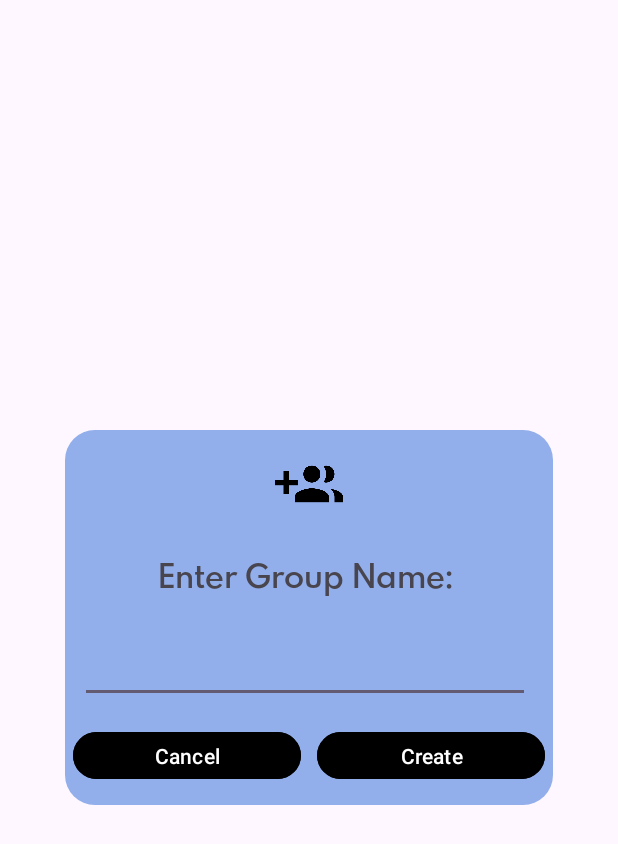
After one commit to safa-jsk/Kotha-Ko, an Android app: the layout layout_create_group.xml on its own in the app's theme, with its tools: preview values and no code run, on a phone screen of 412 x 824 dp. The commit adds this screen. Shown: the top 844 px of the screen. Run offline under Robolectric (Android 15) with nearby library versions, the phone set to English and light mode, and no system bars.

Commit message:
Group chat creation added and successfully stored in Firebase Realtime Database

```diff
--- a/app/src/main/java/com/triad/kothako/chat_box.java
+++ b/app/src/main/java/com/triad/kothako/chat_box.java
@@ -89,8 +89,8 @@ public class chat_box extends AppCompatActivity {
                 .into(profile);
 
         // Set up Firebase references for chat
-        sender_box = sender_UID + receiver_UID;
-        receiver_box = receiver_UID + sender_UID;
+        sender_box = sender_UID + "_" + receiver_UID;
+        receiver_box = receiver_UID + "_" + sender_UID;
 
         reference = database.getReference().child("user").child(Objects.requireNonNull(firebaseAuth.getUid()));
         sender_reference = database.getReference().child("chat").child(sender_box).child("messages");
--- /dev/null
+++ b/app/src/main/res/layout/layout_create_group.xml
@@ -0,0 +1,75 @@
+<?xml version="1.0" encoding="utf-8"?>
+<LinearLayout
+    xmlns:android="http://schemas.android.com/apk/res/android"
+    xmlns:tools="http://schemas.android.com/tools"
+    android:layout_width="325dp"
+    android:layout_height="250dp"
+    android:orientation="vertical"
+    android:layout_gravity="center"
+    android:layout_margin="13dp"
+    android:background="@drawable/shape_dialogue">
+
+    <ImageView
+        android:id="@+id/layout_icon_create_group"
+        android:layout_width="45sp"
+        android:layout_height="45sp"
+        android:contentDescription="@string/create_new_group"
+        android:src="@drawable/create_group"
+        android:layout_gravity="center"
+        android:layout_margin="13sp"/>
+
+    <TextView
+        android:id="@+id/layout_text_create_group"
+        android:layout_width="300sp"
+        android:layout_height="30sp"
+        android:layout_margin="10sp"
+        android:fontFamily="@font/spartan_bold"
+        android:gravity="center"
+        android:text="@string/enter_group_name"
+        android:textSize="20sp" />
+
+    <EditText
+        android:id="@+id/edit_group_name"
+        android:layout_width="300sp"
+        android:layout_height="50sp"
+        android:layout_margin="10sp"
+        android:autofillHints="Group Name"
+        android:fontFamily="@font/spartan_bold"
+        android:gravity="center"
+        android:textSize="25sp"
+        android:textAlignment="center"
+        tools:ignore="LabelFor,TextFields" />
+
+    <LinearLayout
+        style="?android:attr/buttonBarStyle"
+        android:layout_width="match_parent"
+        android:layout_height="50sp"
+        android:orientation="horizontal">
+
+        <Button
+            android:id="@+id/button_cancel"
+            style="?android:attr/buttonBarButtonStyle"
+            android:layout_width="0dp"
+            android:layout_height="wrap_content"
+            android:layout_margin="5sp"
+            android:layout_weight="1"
+            android:gravity="center"
+            android:text="@string/cancel"
+            android:textColor="#ffffff"
+            android:backgroundTint="#000000" />
+
+        <Button
+            android:id="@+id/button_create"
+            style="?android:attr/buttonBarButtonStyle"
+            android:layout_width="0dp"
+            android:layout_height="wrap_content"
+            android:layout_margin="5sp"
+            android:layout_weight="1"
+            android:gravity="center"
+            android:text="@string/create"
+            android:textColor="#ffffff"
+            android:backgroundTint="#000000"/>
+
+    </LinearLayout>
+
+</LinearLayout>
--- a/app/src/main/res/values/strings.xml
+++ b/app/src/main/res/values/strings.xml
@@ -36,4 +36,8 @@
     <string name="receiver">Receiver Username</string>
     <string name="ne_kotha_ko">Ne Kotha Ko...</string>
     <string name="save">Save</string>
+    <string name="create_new_group">Create New Group</string>
+    <string name="enter_group_name">Enter Group Name:</string>
+    <string name="create">Create</string>
+    <string name="cancel">Cancel</string>
 </resources>
--- a/app/src/main/res/values/themes.xml
+++ b/app/src/main/res/values/themes.xml
@@ -7,7 +7,7 @@
 
     <style name="Theme.KothaKo" parent="Base.Theme.KothaKo" />
     <style name="dialogue">
-        <item name = "android:windowBackground"> @drawable/empty_backgroud </item>
+        <item name = "android:windowBackground"> @drawable/empty_background </item>
         <item name = "android:windowNoTitle"> true </item>
         <item name = "windowMinWidthMajor"> 80% </item>
         <item name = "windowActionBar"> false </item>
```
Also changed, not shown: app/src/main/java/com/triad/kothako/MainActivity.java (+50 -9 lines), app/src/main/java/com/triad/kothako/groups.java (added, +52 -0 lines), app/src/main/res/layout/activity_main.xml (+14 -5 lines), app/src/main/res/drawable/create_group.png (added), app/src/main/res/drawable/empty_background.xml (renamed from app/src/main/res/drawable/empty_backgroud.xml).
